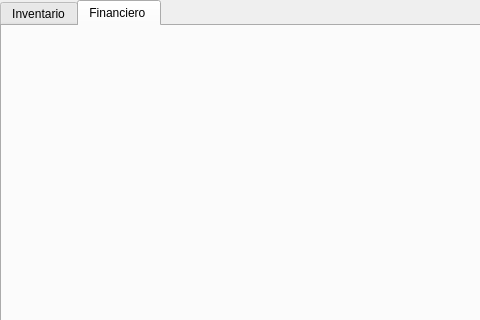
This is Views/principal.ui in AngelAndreCotocCuzal/Proyecto_teoria_de_sistemas as Qt 5 draws it before an edit; both pictures show x 0 to 480 and y 0 to 320 of the 1096 by 681 pixel window. The edited form follows.
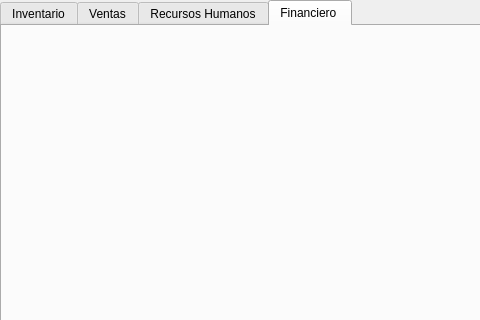
This is the edited form. The open tabs and pages were chosen to show the change.

Commit message: cambios en controladores

What changed in the file:
```diff
--- a/Views/principal.ui
+++ b/Views/principal.ui
@@ -246,6 +246,16 @@
      <zorder>btn_read</zorder>
      <zorder>btn_delete</zorder>
     </widget>
+    <widget class="QWidget" name="tab_2">
+     <attribute name="title">
+      <string>Ventas</string>
+     </attribute>
+    </widget>
+    <widget class="QWidget" name="tab">
+     <attribute name="title">
+      <string>Recursos Humanos</string>
+     </attribute>
+    </widget>
     <widget class="QWidget" name="tab_8">
      <attribute name="title">
       <string>Financiero </string>
```
Left out of the diff: 2 changed lines with no effect on the pictures.
